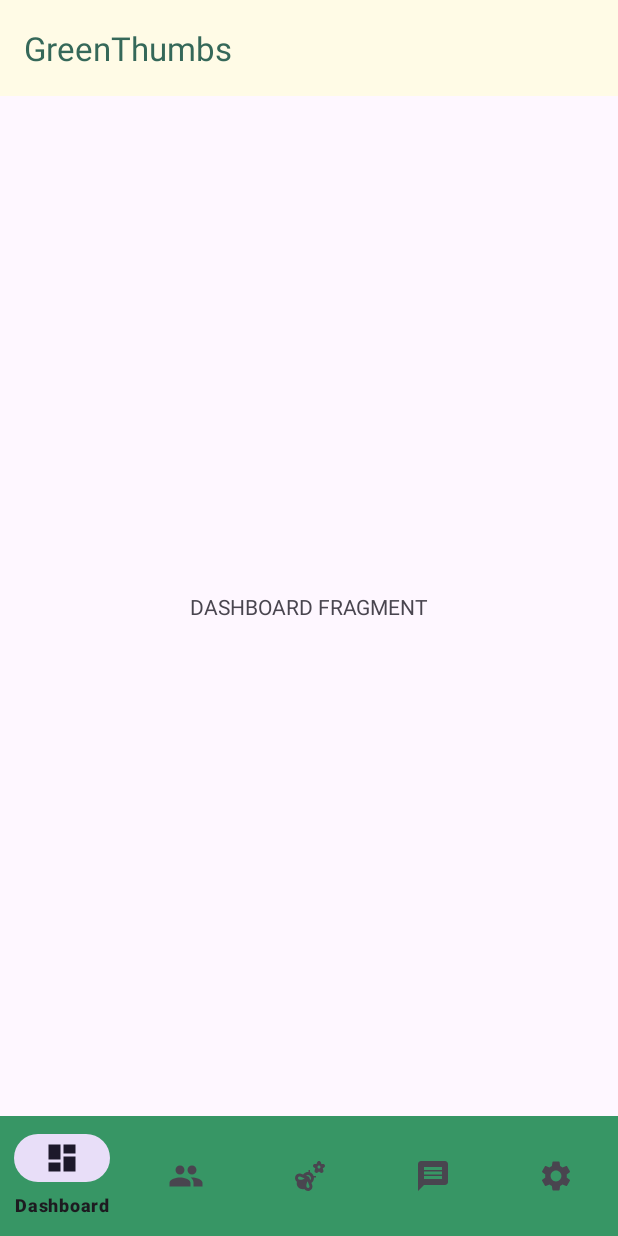
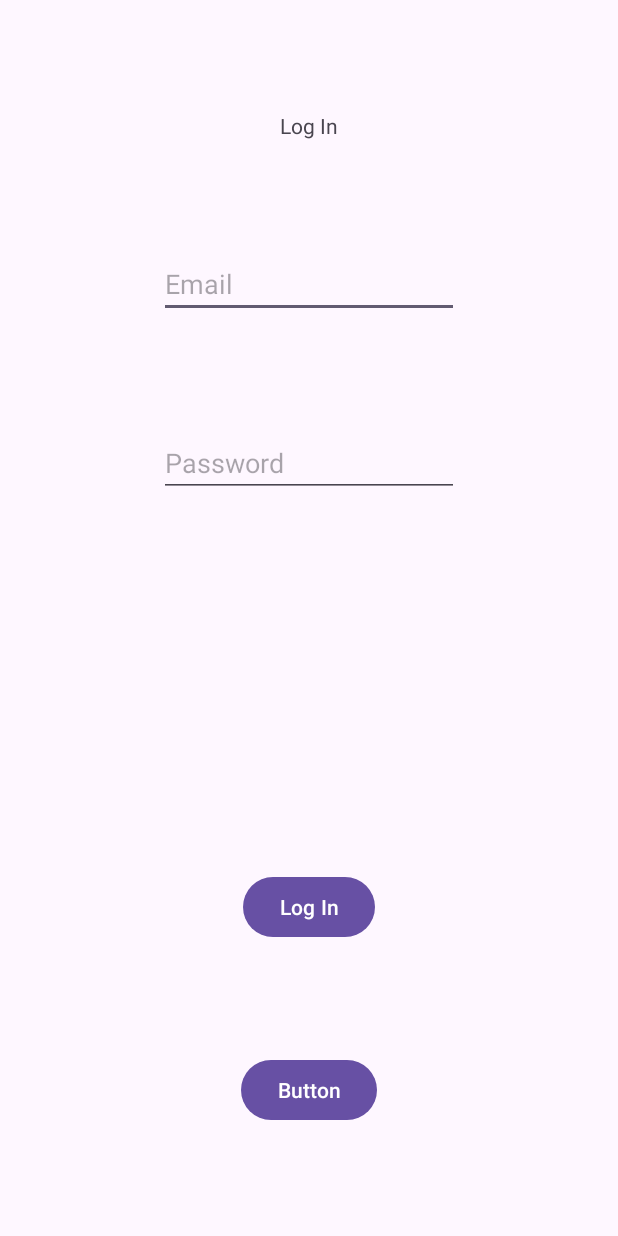
Before and after one commit to CS5520FeinbergFall2023/group-project-group-10, an Android app: the screen it shows after launch (MainActivity before the commit, LogInActivity after it), on a phone screen of 412 x 824 dp. Run offline under Robolectric (Android 15) with nearby library versions, the light colour scheme and no system bars; our stand-ins replace Firebase (no records; nobody signed in at launch, a user with empty details on screens opened directly).

Commit message:
work on register and login users

```diff
--- a/app/src/main/AndroidManifest.xml
+++ b/app/src/main/AndroidManifest.xml
@@ -13,6 +13,12 @@
         android:theme="@style/Theme.GreenThumbs"
         tools:targetApi="31">
         <activity
+            android:name=".RegisterActivity"
+            android:exported="false" />
+        <activity
+            android:name=".LogInActivity"
+            android:exported="false" />
+        <activity
             android:name=".SocialFeed.SocialPostDetails.SocialPostDetailsActivity"
             android:exported="false" />
         <activity
--- /dev/null
+++ b/app/src/main/java/northeastern/cs5520fa23/greenthumbs/LogInActivity.java
@@ -0,0 +1,42 @@
+package northeastern.cs5520fa23.greenthumbs;
+
+import androidx.appcompat.app.AppCompatActivity;
+
+import android.content.Intent;
+import android.os.Bundle;
+import android.view.View;
+import android.widget.Button;
+import android.widget.EditText;
+
+public class LogInActivity extends AppCompatActivity {
+    private Button toRegisterButton;
+    private Button loginButton;
+    EditText email;
+    EditText password;
+
+    @Override
+    protected void onCreate(Bundle savedInstanceState) {
+        super.onCreate(savedInstanceState);
+        setContentView(R.layout.activity_log_in);
+        toRegisterButton = findViewById(R.id.register_button_login_activity);
+        loginButton = findViewById(R.id.login_button_login_activity);
+        email = findViewById(R.id.login_email);
+        password = findViewById(R.id.login_password);
+        toRegisterButton.setOnClickListener(new View.OnClickListener() {
+            @Override
+            public void onClick(View v) {
+                Intent i = new Intent(LogInActivity.this, RegisterActivity.class);
+                startActivity(i);
+            }
+        });
+        loginButton.setOnClickListener(new View.OnClickListener() {
+            @Override
+            public void onClick(View v) {
+                String emailString = email.toString();
+                String passwordString = password.toString();
+                // log in user here and if log in successful start activity
+                Intent i = new Intent(LogInActivity.this, MainActivity.class);
+            }
+        });
+    }
+}
--- a/app/src/main/java/northeastern/cs5520fa23/greenthumbs/MainActivity.java
+++ b/app/src/main/java/northeastern/cs5520fa23/greenthumbs/MainActivity.java
@@ -4,11 +4,14 @@ import androidx.annotation.NonNull;
 import androidx.appcompat.app.AppCompatActivity;
 import androidx.appcompat.widget.Toolbar;
 
+import android.content.Intent;
 import android.os.Bundle;
 import android.view.MenuItem;
 
 import com.google.android.material.bottomnavigation.BottomNavigationView;
 import com.google.android.material.navigation.NavigationBarView;
+import com.google.firebase.auth.FirebaseAuth;
+import com.google.firebase.auth.FirebaseUser;
 
 import northeastern.cs5520fa23.greenthumbs.Dashboard.DashboardFragment;
 import northeastern.cs5520fa23.greenthumbs.Garden.GardenFragment;
@@ -17,6 +20,7 @@ import northeastern.cs5520fa23.greenthumbs.SocialFeed.SocialFragment;
 
 public class MainActivity extends AppCompatActivity {
 
+    private FirebaseAuth mAuth;
     private BottomNavigationView navBar;
     private Toolbar toolbar;
     private DashboardFragment dashboardFragment = new DashboardFragment();
@@ -25,9 +29,20 @@ public class MainActivity extends AppCompatActivity {
     private CreatePostFragment createPostFragment = new CreatePostFragment();
 
     @Override
+    protected void onStart() {
+        super.onStart();
+        FirebaseUser user = mAuth.getCurrentUser();
+        if (user == null) {
+            Intent i = new Intent(MainActivity.this, LogInActivity.class);
+            startActivity(i);
+        }
+    }
+
+    @Override
     protected void onCreate(Bundle savedInstanceState) {
         super.onCreate(savedInstanceState);
         setContentView(R.layout.activity_main);
+        mAuth = FirebaseAuth.getInstance();
 
         navBar = findViewById(R.id.bottom_nav_menu);
         toolbar = findViewById(R.id.toolbar);
@@ -57,5 +72,7 @@ public class MainActivity extends AppCompatActivity {
             }
         });
 
+
+
     }
 }
--- /dev/null
+++ b/app/src/main/res/layout/activity_log_in.xml
@@ -0,0 +1,65 @@
+<?xml version="1.0" encoding="utf-8"?>
+<androidx.constraintlayout.widget.ConstraintLayout xmlns:android="http://schemas.android.com/apk/res/android"
+    xmlns:app="http://schemas.android.com/apk/res-auto"
+    xmlns:tools="http://schemas.android.com/tools"
+    android:layout_width="match_parent"
+    android:layout_height="match_parent"
+    tools:context=".LogInActivity">
+
+    <TextView
+        android:id="@+id/login_text"
+        android:layout_width="wrap_content"
+        android:layout_height="wrap_content"
+        android:text="Log In"
+        app:layout_constraintBottom_toTopOf="@+id/login_email"
+        app:layout_constraintEnd_toEndOf="parent"
+        app:layout_constraintStart_toStartOf="parent"
+        app:layout_constraintTop_toTopOf="parent" />
+
+    <EditText
+        android:id="@+id/login_email"
+        android:layout_width="200dp"
+        android:layout_height="wrap_content"
+        android:hint="Email"
+        app:layout_constraintBottom_toTopOf="@id/login_password"
+        app:layout_constraintEnd_toEndOf="parent"
+        app:layout_constraintStart_toStartOf="parent"
+        app:layout_constraintTop_toBottomOf="@+id/login_text" />
+
+    <EditText
+        android:id="@+id/login_password"
+        android:layout_width="200dp"
+        android:layout_height="wrap_content"
+        android:layout_marginBottom="176dp"
+        android:ems="10"
+        android:hint="Password"
+        android:inputType="textPassword"
+        app:layout_constraintBottom_toTopOf="@+id/login_button_login_activity"
+        app:layout_constraintEnd_toEndOf="parent"
+        app:layout_constraintStart_toStartOf="parent"
+        app:layout_constraintTop_toBottomOf="@id/login_email" />
+
+    <Button
+        android:id="@+id/login_button_login_activity"
+        android:layout_width="wrap_content"
+        android:layout_height="wrap_content"
+        android:text="Log In"
+        app:layout_constraintEnd_toEndOf="parent"
+        app:layout_constraintStart_toStartOf="parent"
+        app:layout_constraintTop_toBottomOf="@id/login_password"
+        app:layout_constraintBottom_toTopOf="@id/register_button_login_activity" />
+
+    <Button
+        android:id="@+id/register_button_login_activity"
+        android:layout_width="wrap_content"
+        android:layout_height="wrap_content"
+        android:text="Button"
+        app:layout_constraintEnd_toEndOf="parent"
+        app:layout_constraintStart_toStartOf="parent"
+        app:layout_constraintTop_toBottomOf="@id/login_button_login_activity"
+        app:layout_constraintBottom_toBottomOf="parent"/>
+
+
+
+
+</androidx.constraintlayout.widget.ConstraintLayout>
```
Also changed, not shown: app/src/main/java/northeastern/cs5520fa23/greenthumbs/RegisterActivity.java (added, +74 -0 lines), app/src/main/res/layout/activity_register.xml (added, +73 -0 lines).
